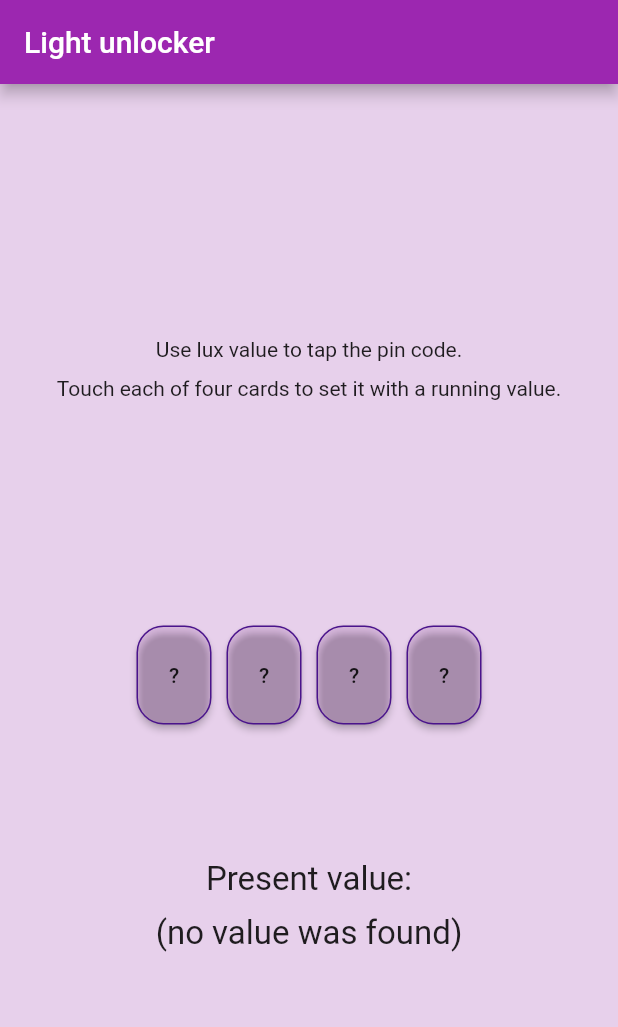
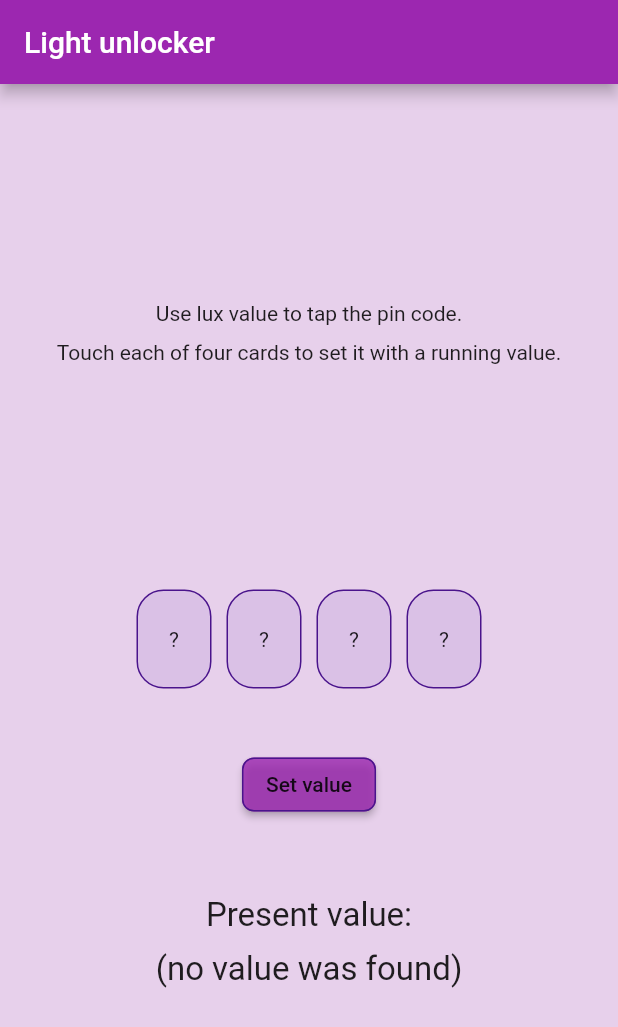
Before and after one commit to klaud-skora/unlock_with_light, a Flutter app: the screen it shows after launch, on a phone screen of 412 x 824 dp. Shown: the top 1027 px of the screen. Run offline on Flutter 3.47's test engine with Material 2 defaults, Android fonts, the phone set to English and light mode, and no system bars; our stand-ins replace bloc, equatable, flutter_bloc; missing offline and left inert: light.

Commit message:
Upgrate UnlockerBloc and use SetPinEvent for every pin number

```diff
--- a/lib/logic/unlocker.dart
+++ b/lib/logic/unlocker.dart
@@ -103,6 +103,7 @@ class Unlocker {
   }
 
   setCard(Cards card, luxes) {
+
     switch(card) {
       case Cards.one:
         _values[0] = getValue(luxes);
--- a/lib/ui/home_page.dart
+++ b/lib/ui/home_page.dart
@@ -35,57 +35,57 @@ class MyHomePage extends StatelessWidget {
                       Container(
                         width: 50.0,
                         height: 66.0,
-                        child: RaisedButton(
-                          color: Colors.purple.withOpacity(.1),
-                          shape: RoundedRectangleBorder(
-                            borderRadius: BorderRadius.circular(18.0),
-                            side: BorderSide(color: Colors.purple.shade900)
+                        decoration: BoxDecoration(
+                          color: Colors.deepPurple.withOpacity(.1),
+                          border: Border.all(
+                            color: Colors.purple.shade900,
+                            width: 1,
                           ),
-                          onPressed: () => BlocProvider.of<UnlockerBloc>(context).add(UnlockerEvent.SetPinOneEvent),
-                          child: Text( state is EmptyForm ? '?' : '*'),
+                          borderRadius: BorderRadius.circular(18.0),
                         ),
+                        child: Center(child: Text( state is EmptyForm ? '?' : '*')),
                       ),
                       SizedBox(width: 10.0),
                       Container(
                         width: 50.0,
                         height: 66.0,
-                        child: RaisedButton(
-                          color: Colors.purple.withOpacity(.1),
-                          shape: RoundedRectangleBorder(
-                            borderRadius: BorderRadius.circular(18.0),
-                            side: BorderSide(color: Colors.purple.shade900)
+                        decoration: BoxDecoration(
+                          color: Colors.deepPurple.withOpacity(.1),
+                          border: Border.all(
+                            color: Colors.purple.shade900,
+                            width: 1,
                           ),
-                          onPressed: () => BlocProvider.of<UnlockerBloc>(context).add(UnlockerEvent.SetPinTwoEvent),
-                          child: Text( state is EmptyForm || (state is UnlockerWithFilledFields && state.filledFields == 1) ? '?' : '*'),
+                          borderRadius: BorderRadius.circular(18.0),
                         ),
+                        child: Center(child: Text( state is EmptyForm || (state is UnlockerWithFilledFields && state.filledFields == 1) ? '?' : '*')),
                       ),
                       SizedBox(width: 10.0),
                       Container(
                         width: 50.0,
                         height: 66.0,
-                        child: RaisedButton(
-                          color: Colors.purple.withOpacity(.1),
-                          shape: RoundedRectangleBorder(
-                            borderRadius: BorderRadius.circular(18.0),
-                            side: BorderSide(color: Colors.purple.shade900)
+                        decoration: BoxDecoration(
+                          color: Colors.deepPurple.withOpacity(.1),
+                          border: Border.all(
+                            color: Colors.purple.shade900,
+                            width: 1,
                           ),
-                          onPressed: () => BlocProvider.of<UnlockerBloc>(context).add(UnlockerEvent.SetPinThreeEvent),
-                          child: Text( state is UnlockerWithFilledFields && (state.filledFields == 3 || state.filledFields == 4 )? '*' : '?'),
+                          borderRadius: BorderRadius.circular(18.0),
                         ),
+                        child: Center(child: Text( state is UnlockerWithFilledFields && (state.filledFields == 3 || state.filledFields == 4 )? '*' : '?')),
                       ),
                       SizedBox(width: 10.0),
                       Container(
                         width: 50.0,
                         height: 66.0,
-                        child: RaisedButton(
-                          color: Colors.purple.withOpacity(.1),
-                          shape: RoundedRectangleBorder(
-                            borderRadius: BorderRadius.circular(18.0),
-                            side: BorderSide(color: Colors.purple.shade900)
+                        decoration: BoxDecoration(
+                          color: Colors.deepPurple.withOpacity(.1),
+                          border: Border.all(
+                            color: Colors.purple.shade900,
+                            width: 1,
                           ),
-                          onPressed: () => BlocProvider.of<UnlockerBloc>(context).add(UnlockerEvent.SetPinFourEvent),
-                          child: Text( state is UnlockerWithFilledFields && state.filledFields == 4 ?  '*' : '?' ),
+                          borderRadius: BorderRadius.circular(18.0),
                         ),
+                        child: Center(child: Text( state is UnlockerWithFilledFields && state.filledFields == 4 ?  '*' : '?' )),
                       ),
                     ],
                   ),
@@ -98,7 +98,15 @@ class MyHomePage extends StatelessWidget {
                     ),
                     onPressed: () => BlocProvider.of<UnlockerBloc>(context).add(UnlockerEvent.VerifyEvent),
                     child: Text( 'Submit' ),
-                  ) : SizedBox(),
+                  ) : RaisedButton(
+                    color: Colors.purple.withOpacity(.8),
+                    shape: RoundedRectangleBorder(
+                      borderRadius: BorderRadius.circular(8.0),
+                      side: BorderSide(color: Colors.purple.shade900)
+                    ),
+                    onPressed: () => BlocProvider.of<UnlockerBloc>(context).add(UnlockerEvent.SetPinEvent),
+                    child: Text( 'Set value' ),
+                  ),
                   SizedBox(height: 50.0),
                   Text('Present value:', style: TextStyle( fontSize: 22.0 )),
                   SizedBox(height: 10.0),
```
Also changed, not shown: lib/unlocker_bloc.dart (+21 -18 lines).
